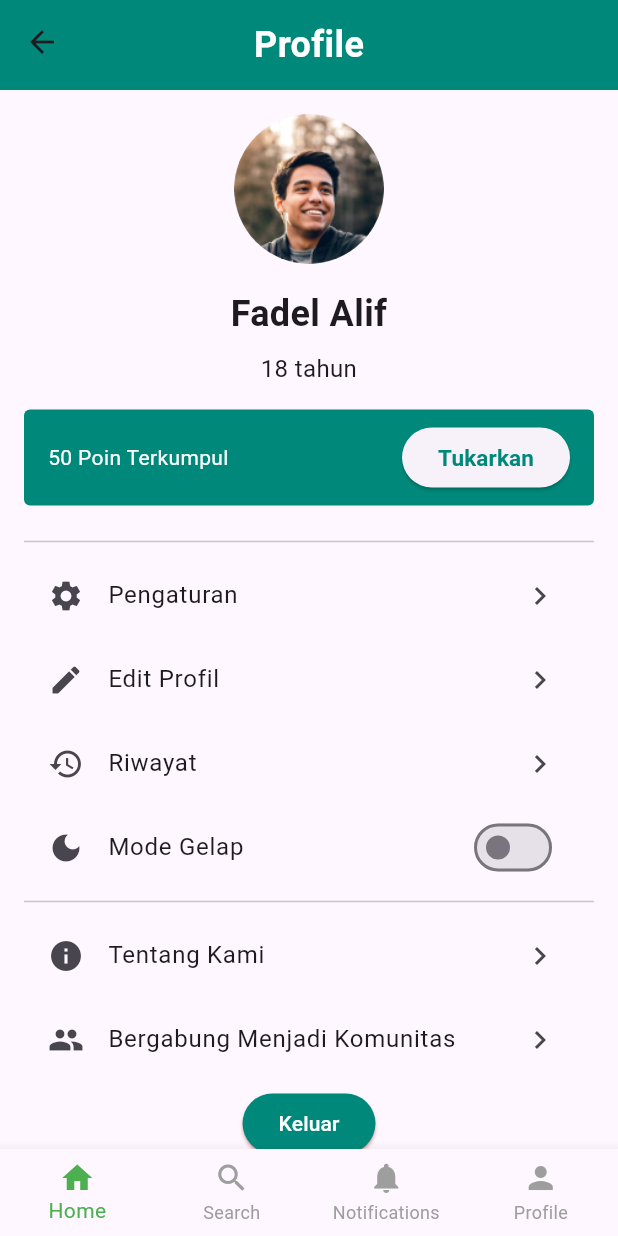
After one commit to vidyaratmayantii/relawanin_mobile_project, a Flutter app: the DashboardPage screen opened by its route, item 4 of the bottom bar chosen, on a phone screen of 412 x 824 dp. The commit adds this screen. Run offline on Flutter 3.47's test engine with Material 3 defaults, Android fonts, the phone set to English and light mode, and no system bars.

Commit message:
Halaman Profile #1
-Connect dengan Dashboard

```diff
--- a/lib/dashboard_page.dart
+++ b/lib/dashboard_page.dart
@@ -1,4 +1,5 @@
 import 'package:flutter/material.dart';
+import 'profile_page.dart'; // Import file profil_page.dart
 
 class DashboardPage extends StatelessWidget {
   const DashboardPage({super.key});
@@ -35,7 +36,8 @@ class DashboardPage extends StatelessWidget {
                   image: DecorationImage(
                     image: const AssetImage(backgroundImage),
                     fit: BoxFit.cover,
-                    colorFilter: ColorFilter.mode(Colors.black.withOpacity(0.6), BlendMode.darken),
+                    colorFilter: ColorFilter.mode(
+                        Colors.black.withOpacity(0.6), BlendMode.darken),
                   ),
                 ),
                 child: Center(
@@ -81,7 +83,7 @@ class DashboardPage extends StatelessWidget {
                   ),
                 ),
               ),
-              const SizedBox(height:20),
+              const SizedBox(height: 20),
               Padding(
                 padding: const EdgeInsets.symmetric(horizontal: 16.0),
                 child: Row(
@@ -100,14 +102,11 @@ class DashboardPage extends StatelessWidget {
                       ),
                       child: const Text(
                         'Kegiatan',
-                        style: TextStyle(
-                          color: Colors.white
-                        ),
+                        style: TextStyle(color: Colors.white),
                       ),
                     ),
                     ElevatedButton(
-                      onPressed: () {
-                      },
+                      onPressed: () {},
                       style: ElevatedButton.styleFrom(
                         backgroundColor: buttonColor,
                         shape: RoundedRectangleBorder(
@@ -117,14 +116,11 @@ class DashboardPage extends StatelessWidget {
                       ),
                       child: const Text(
                         'Webinar',
-                        style: TextStyle(
-                          color: Colors.white
-                        ),
+                        style: TextStyle(color: Colors.white),
                       ),
                     ),
                     ElevatedButton(
-                      onPressed: () {
-                      },
+                      onPressed: () {},
                       style: ElevatedButton.styleFrom(
                         backgroundColor: buttonColor,
                         shape: RoundedRectangleBorder(
@@ -134,9 +130,7 @@ class DashboardPage extends StatelessWidget {
                       ),
                       child: const Text(
                         'Project',
-                        style: TextStyle(
-                          color: Colors.white
-                        ),
+                        style: TextStyle(color: Colors.white),
                       ),
                     ),
                   ],
@@ -154,7 +148,7 @@ class DashboardPage extends StatelessWidget {
                   ),
                 ),
               ),
-              const SizedBox(height:20),
+              const SizedBox(height: 20),
               Padding(
                 padding: const EdgeInsets.symmetric(horizontal: 16.0),
                 child: SizedBox(
@@ -175,7 +169,7 @@ class DashboardPage extends StatelessWidget {
                   ),
                 ),
               ),
-              const SizedBox(height:20),
+              const SizedBox(height: 20),
               const Padding(
                 padding: EdgeInsets.symmetric(horizontal: 16.0),
                 child: Text(
@@ -187,7 +181,7 @@ class DashboardPage extends StatelessWidget {
                   ),
                 ),
               ),
-              const SizedBox(height:20),
+              const SizedBox(height: 20),
               Padding(
                 padding: const EdgeInsets.symmetric(horizontal: 16.0),
                 child: SizedBox(
@@ -217,6 +211,14 @@ class DashboardPage extends StatelessWidget {
           unselectedItemColor: Colors.grey,
           selectedItemColor: Colors.green,
           onTap: (int index) {
+            // Tambahkan kondisi untuk navigasi ke halaman profil
+            if (index == 3) {
+              // Indeks 3 adalah indeks untuk tombol "Profile"
+              Navigator.push(
+                context,
+                MaterialPageRoute(builder: (context) => ProfilePage()),
+              );
+            }
           },
           items: const [
             BottomNavigationBarItem(
--- /dev/null
+++ b/lib/profile_page.dart
@@ -0,0 +1,184 @@
+import 'package:flutter/material.dart';
+
+class ProfilePage extends StatelessWidget {
+  const ProfilePage({super.key});
+
+  static const String profilePic = 'assets/profile_picture.png';
+
+  @override
+  Widget build(BuildContext context) {
+    return Scaffold(
+      appBar: PreferredSize(
+        preferredSize: const Size.fromHeight(60.0), // Atur tinggi AppBar
+        child: AppBar(
+          backgroundColor: const Color(0xFF00897B),
+          flexibleSpace: Center(
+            child: Padding(
+              padding: const EdgeInsets.all(8.0),
+              child: Text(
+                'Profile',
+                style: TextStyle(
+                  fontSize: 24,
+                  color: Colors.white,
+                  fontWeight: FontWeight.bold,
+                ),
+              ),
+            ),
+          ),
+        ),
+      ),
+      body: SingleChildScrollView(
+        child: Container(
+          padding: EdgeInsets.all(16),
+          child: Column(
+            crossAxisAlignment: CrossAxisAlignment.stretch,
+            children: [
+              Container(
+                decoration: BoxDecoration(
+                  shape: BoxShape.circle,
+                  image: DecorationImage(
+                    image: AssetImage(profilePic),
+                  ),
+                ),
+                width: 100,
+                height: 100,
+              ),
+              SizedBox(height: 16),
+              Text(
+                'Fadel Alif',
+                textAlign: TextAlign.center,
+                style: TextStyle(fontSize: 24, fontWeight: FontWeight.bold),
+              ),
+              SizedBox(height: 8),
+              Text(
+                '18 tahun',
+                textAlign: TextAlign.center,
+                style: TextStyle(fontSize: 16),
+              ),
+              SizedBox(height: 16),
+              Container(
+                decoration: BoxDecoration(
+                  borderRadius: BorderRadius.circular(4),
+                  color: Color(0xFF00897B),
+                ),
+                padding: EdgeInsets.symmetric(vertical: 8, horizontal: 16),
+                child: Row(
+                  mainAxisAlignment: MainAxisAlignment.spaceBetween,
+                  children: [
+                    Text(
+                      '50 Poin Terkumpul',
+                      style: TextStyle(color: Colors.white),
+                    ),
+                    ElevatedButton(
+                      onPressed: () {},
+                      child: Text(
+                        'Tukarkan',
+                        style: TextStyle(
+                            fontSize: 15,
+                            color: Color(0xFF00897B),
+                            fontWeight: FontWeight.bold),
+                      ),
+                    ),
+                  ],
+                ),
+              ),
+              SizedBox(height: 16),
+              Divider(),
+              ListTile(
+                leading: Icon(Icons.settings),
+                title: Text('Pengaturan'),
+                trailing: Icon(Icons.chevron_right),
+                onTap: () {},
+              ),
+              ListTile(
+                leading: Icon(Icons.edit),
+                title: Text('Edit Profil'),
+                trailing: Icon(Icons.chevron_right),
+                onTap: () {},
+              ),
+              ListTile(
+                leading: Icon(Icons.history),
+                title: Text('Riwayat'),
+                trailing: Icon(Icons.chevron_right),
+                onTap: () {},
+              ),
+              ListTile(
+                leading: Icon(Icons.dark_mode),
+                title: Text('Mode Gelap'),
+                trailing: Switch(
+                  value: false,
+                  onChanged: (value) {},
+                ),
+              ),
+              Divider(),
+              ListTile(
+                leading: Icon(Icons.info),
+                title: Text('Tentang Kami'),
+                trailing: Icon(Icons.chevron_right),
+                onTap: () {},
+              ),
+              ListTile(
+                leading: Icon(Icons.group),
+                title: Text('Bergabung Menjadi Komunitas'),
+                trailing: Icon(Icons.chevron_right),
+                onTap: () {},
+              ),
+              ListTile(
+                // Widget ListTile
+                contentPadding: EdgeInsets.symmetric(
+                    horizontal: 16.0), // Menambahkan padding horizontal
+                trailing: Center(
+                  child: ElevatedButton(
+                    onPressed: () {},
+                    child: Text(
+                      'Keluar',
+                      style: TextStyle(color: Colors.white),
+                    ),
+                    style: ElevatedButton.styleFrom(
+                      backgroundColor: Color(0xFF00897B),
+                      shadowColor: Colors.red,
+                    ),
+                  ),
+                ),
+              ),
+            ],
+          ),
+        ),
+      ),
+      bottomNavigationBar: BottomNavigationBar(
+        type: BottomNavigationBarType.fixed,
+        currentIndex: 0,
+        unselectedItemColor: Colors.grey,
+        selectedItemColor: Colors.green,
+        onTap: (int index) {
+          // Tambahkan kondisi untuk navigasi ke halaman profil
+          if (index == 3) {
+            // Indeks 3 adalah indeks untuk tombol "Profile"
+            Navigator.push(
+              context,
+              MaterialPageRoute(builder: (context) => ProfilePage()),
+            );
+          }
+        },
+        items: const [
+          BottomNavigationBarItem(
+            icon: Icon(Icons.home),
+            label: 'Home',
+          ),
+          BottomNavigationBarItem(
+            icon: Icon(Icons.search),
+            label: 'Search',
+          ),
+          BottomNavigationBarItem(
+            icon: Icon(Icons.notifications),
+            label: 'Notifications',
+          ),
+          BottomNavigationBarItem(
+            icon: Icon(Icons.person),
+            label: 'Profile',
+          ),
+        ],
+      ),
+    );
+  }
+}
--- a/pubspec.yaml
+++ b/pubspec.yaml
@@ -62,6 +62,7 @@ flutter:
   assets:
     - assets/background_image.png
     - assets/logo.png
+    - assets/profile_picture.png
   #   - images/a_dot_burr.jpeg
   #   - images/a_dot_ham.jpeg
 
```
Also changed, not shown: assets/profile_picture.png (added). Lines whose indentation alone changed are shown as unchanged.
